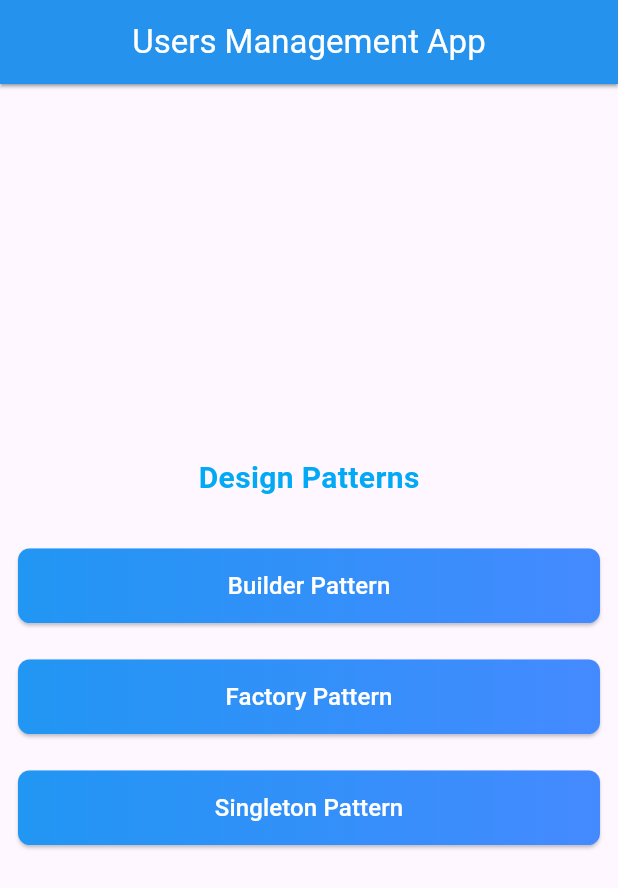
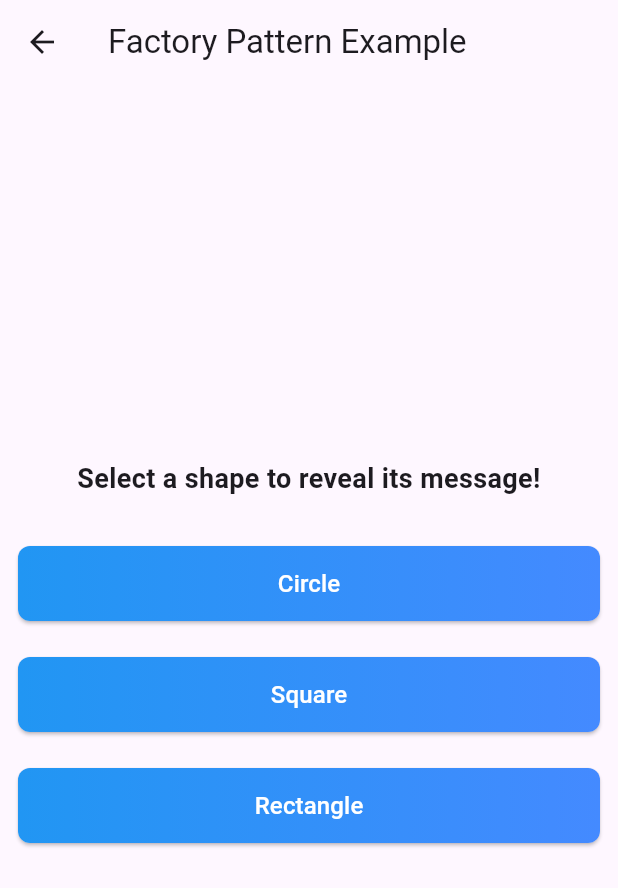
Before and after one commit to Sprints-Flutter-Bootcamp/designer, a Flutter app: the screen it shows after launch, after a tap on "Factory Pattern", on a phone screen of 412 x 824 dp. Shown: the top 888 px of the screen. Run offline on Flutter 3.47's test engine with Material 3 defaults, Android fonts, the phone set to English and light mode, and no system bars; accounts and stored records are empty.

Commit message:
added factory pattern sample

```diff
--- /dev/null
+++ b/lib/factory_pattern/shape_factory.dart
@@ -0,0 +1,44 @@
+// shape_factory.dart
+
+abstract class Shape {
+  String revealMe();
+}
+
+class Circle implements Shape {
+  @override
+  String revealMe() {
+    print("You chose to print Circle");
+    return "You chose to print Circle";
+  }
+}
+
+class Rectangle implements Shape {
+  @override
+  String revealMe() {
+    print("You chose to print Rectangle");
+    return "You chose to print Rectangle";
+  }
+}
+
+class Square implements Shape {
+  @override
+  String revealMe() {
+    print("You chose to print Square");
+    return "You chose to print Square";
+  }
+}
+
+class ShapeFactory {
+  static Shape getShape(String shapeType) {
+    switch (shapeType.toLowerCase()) {
+      case "circle":
+        return Circle();
+      case "square":
+        return Square();
+      case "rectangle":
+        return Rectangle();
+      default:
+        throw Exception("Invalid shape type");
+    }
+  }
+}
--- /dev/null
+++ b/lib/factory_pattern/shape_sample.dart
@@ -0,0 +1,54 @@
+import 'package:designer/factory_pattern/shape_factory.dart';
+import 'package:designer/widgets/my_button.dart';
+import 'package:flutter/material.dart';
+
+class ShapeSample extends StatefulWidget {
+  @override
+  _ShapeSampleState createState() => _ShapeSampleState();
+}
+
+class _ShapeSampleState extends State<ShapeSample> {
+  String message = "Select a shape to reveal its message!";
+
+  void generateShape(String shapeType) {
+    try {
+      Shape shape = ShapeFactory.getShape(shapeType);
+      setState(() {
+        message = shape.revealMe();
+      });
+    } catch (e) {
+      setState(() {
+        message = "Invalid shape selected";
+      });
+    }
+  }
+
+  @override
+  Widget build(BuildContext context) {
+    return Scaffold(
+      appBar: AppBar(title: Text("Factory Pattern Example")),
+      body: Center(
+        child: Column(
+          mainAxisAlignment: MainAxisAlignment.center,
+          children: [
+            Text(
+              message,
+              style: TextStyle(fontSize: 18, fontWeight: FontWeight.bold),
+              textAlign: TextAlign.center,
+            ),
+            SizedBox(height: 20),
+            myButton("Circle", () {
+              generateShape("circle");
+            }),
+            myButton("Square", () {
+              generateShape("square");
+            }),
+            myButton("Rectangle", () {
+              generateShape("rectangle");
+            }),
+          ],
+        ),
+      ),
+    );
+  }
+}
--- a/lib/home_page.dart
+++ b/lib/home_page.dart
@@ -1,4 +1,5 @@
 import 'package:designer/builder_pattern/builder_sample.dart';
+import 'package:designer/factory_pattern/shape_sample.dart';
 import 'package:designer/widgets/my_app_bar.dart';
 import 'package:designer/widgets/my_button.dart';
 import 'package:flutter/material.dart';
@@ -27,8 +28,8 @@ class HomePage extends StatelessWidget {
                 MaterialPageRoute(builder: (context) => BuilderSample()));
           }),
           myButton("Factory Pattern", () {
-            // Navigator.push(context,
-            //     MaterialPageRoute(builder: (context) => const UsersFirebase()));
+            Navigator.push(context,
+                MaterialPageRoute(builder: (context) => ShapeSample()));
           }),
           myButton("Singleton Pattern", () {
             // Navigator.push(context,
```
